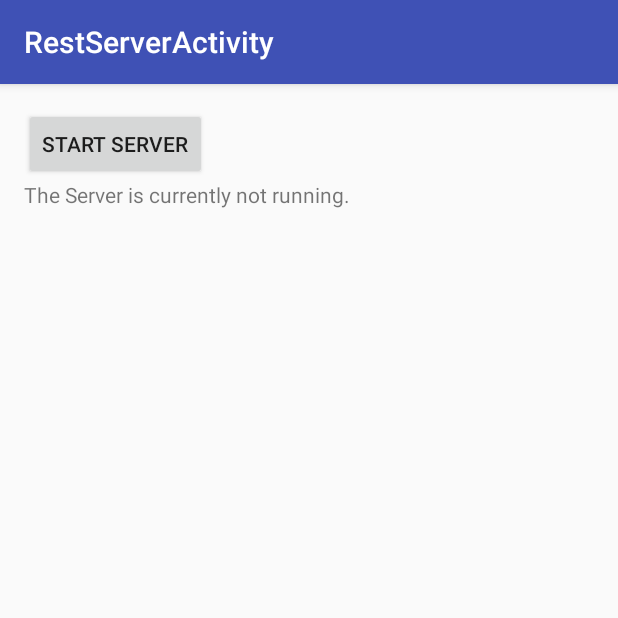
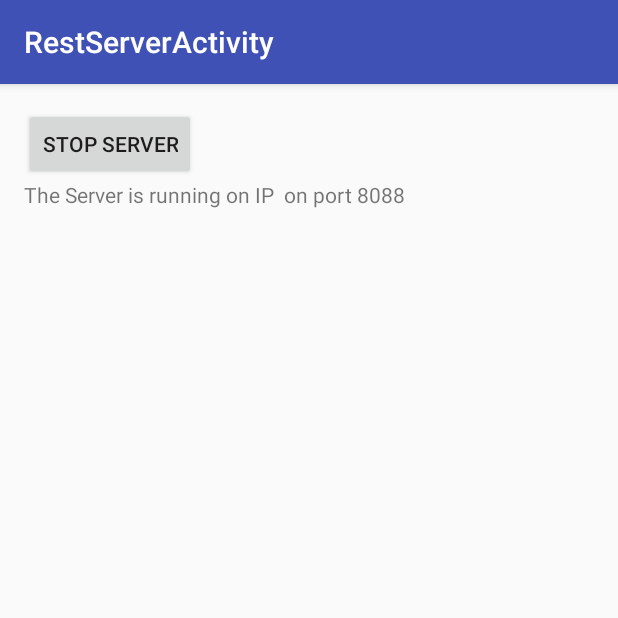
Before and after one commit to JanEberhardt/VS_vatrifon_Webservices, an Android app: the screen it shows after launch (RestServerActivity), after a tap on "REST SERVER", on a phone screen of 412 x 824 dp, the top half of it. Run offline under Robolectric (Android 15) with nearby library versions, the phone set to English and light mode, and no system bars.

Commit message:
added notification to manage server and now auto-starting server when Activity is called.

```diff
--- a/app/src/main/java/ch/ethz/inf/vs/a2/RestServerActivity.java
+++ b/app/src/main/java/ch/ethz/inf/vs/a2/RestServerActivity.java
@@ -1,8 +1,15 @@
 package ch.ethz.inf.vs.a2;
 
+import android.app.NotificationManager;
+import android.app.PendingIntent;
+import android.content.Context;
 import android.content.Intent;
+import android.media.RingtoneManager;
+import android.net.Uri;
+import android.support.v4.app.TaskStackBuilder;
 import android.support.v7.app.AppCompatActivity;
 import android.os.Bundle;
+import android.support.v4.app.NotificationCompat;
 import android.util.Log;
 import android.view.Menu;
 import android.view.MenuItem;
@@ -26,33 +33,49 @@ public class RestServerActivity extends AppCompatActivity {
     Button startServer;
     Button stopServer;
     TextView status;
-    Intent service;
+    Intent service = null;
+    NotificationManager notificationManager;
 
     @Override
     protected void onCreate(Bundle savedInstanceState) {
         super.onCreate(savedInstanceState);
         setContentView(R.layout.activity_rest_server);
 
-        service = new Intent(this, RestServerService.class);
 
         startServer = (Button) findViewById(R.id.start_server_btn);
         stopServer = (Button) findViewById(R.id.stop_server_btn_server_btn);
         status = (TextView) findViewById(R.id.status_tv);
 
-        if (serverRunning) {
-            startServer.setVisibility(View.GONE);
-            stopServer.setVisibility(View.VISIBLE);
-            status.setText("The Server is running on IP " + serverIP + " on port " + SERVER_PORT);
-        } else {
-            startServer.setVisibility(View.VISIBLE);
-            stopServer.setVisibility(View.GONE);
-            status.setText("The Server is currently not running.");
-        }
-
+        service = new Intent(this, RestServerService.class);
 
         startServer.setOnClickListener(new View.OnClickListener() {
             @Override
             public void onClick(View v) {
+
+                notificationManager = (NotificationManager) getSystemService(NOTIFICATION_SERVICE);
+
+                // initialize the notification
+                NotificationCompat.Builder mBuilder =
+                        new NotificationCompat.Builder(getApplicationContext())
+                                .setSmallIcon(R.mipmap.ic_launcher)
+                                .setContentTitle("REST SERVER")
+                                .setContentText("Click to manage the Server");
+
+                Intent resultIntent = new Intent(getApplicationContext(), RestServerActivity.class);
+                resultIntent.setFlags(Intent.FLAG_ACTIVITY_NEW_TASK | Intent.FLAG_ACTIVITY_CLEAR_TASK);
+                PendingIntent resultPendingIntent =
+                        PendingIntent.getActivity(
+                                getApplicationContext(),
+                                0,
+                                resultIntent,
+                                PendingIntent.FLAG_UPDATE_CURRENT
+                        );
+                // don't let the notification go away
+                mBuilder.setOngoing(true);
+
+                mBuilder.setContentIntent(resultPendingIntent);
+                notificationManager.notify(1, mBuilder.build());
+
                 startService(service);
                 serverRunning = true;
                 startServer.setVisibility(View.GONE);
@@ -63,7 +86,7 @@ public class RestServerActivity extends AppCompatActivity {
                     for (NetworkInterface i : Collections.list(interfaces)) {
                         if (i.getDisplayName().contains("wlan0")) {
                             for (InetAddress address : Collections.list(i.getInetAddresses())) {
-                                if(address.toString().length()<20) {
+                                if (address.toString().length() < 20) {
                                     serverIP = address.toString().substring(1);
                                 }
                             }
@@ -82,6 +105,8 @@ public class RestServerActivity extends AppCompatActivity {
         stopServer.setOnClickListener(new View.OnClickListener() {
             @Override
             public void onClick(View v) {
+                notificationManager.cancel(1);
+
                 stopService(service);
                 serverRunning = false;
                 startServer.setVisibility(View.VISIBLE);
@@ -90,5 +115,8 @@ public class RestServerActivity extends AppCompatActivity {
             }
         });
 
+        startServer.performClick();
+
+
     }
 }
```
